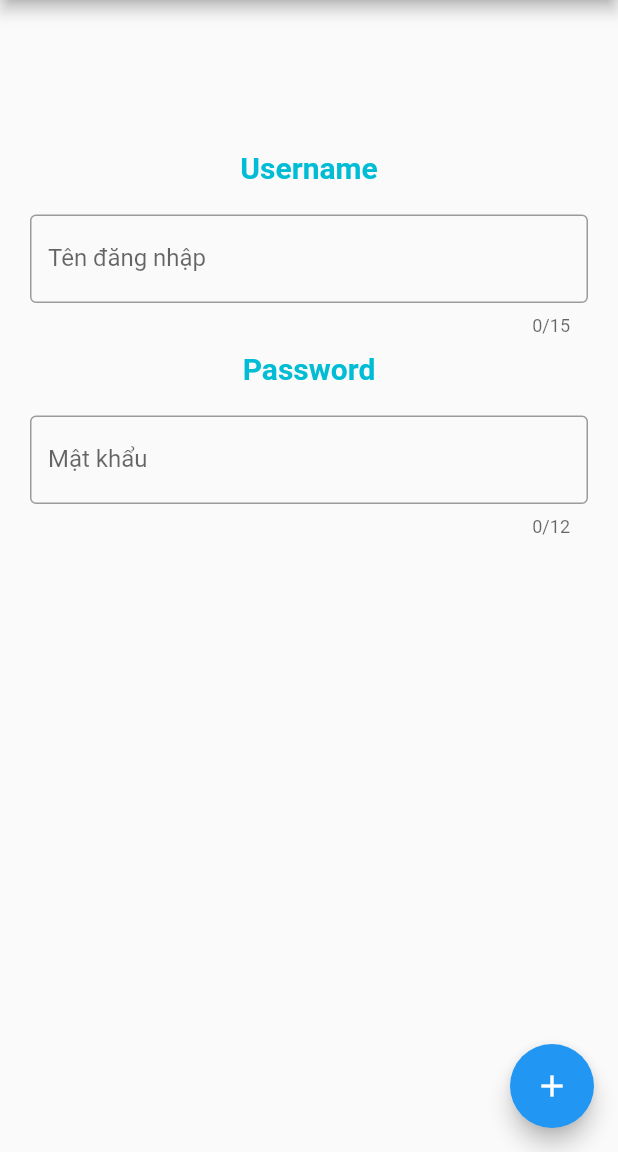
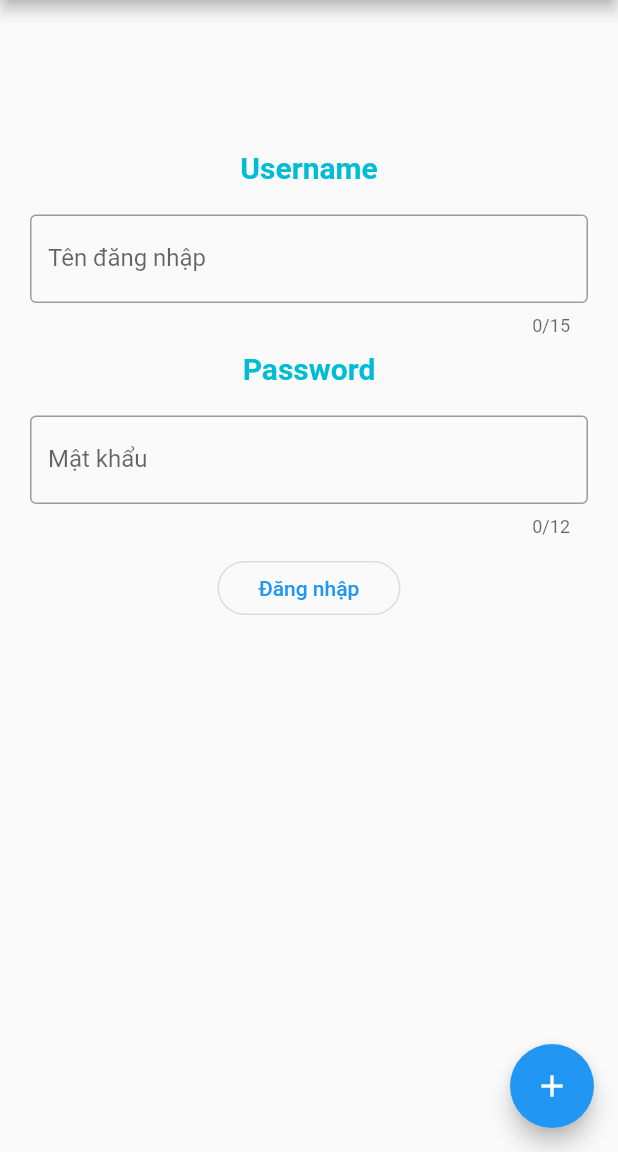
Before and after one commit to HoKhanhDuy-CDTH19PMC/Bai_tap_nhom_lan_1, a Flutter app: the screen it shows after launch, on a phone screen of 412 x 824 dp, the part 84-1236 px from its top. Run offline on Flutter 3.47's test engine with Material 2 defaults, Android fonts, the phone set to English and light mode, and no system bars.

Commit message:
sua lai button

```diff
--- a/lib/main.dart
+++ b/lib/main.dart
@@ -120,6 +120,11 @@ class _MyHomePageState extends State<MyHomePage> {
                  ),
                ),
              ),
+            Container(
+              padding: EdgeInsets.fromLTRB(135, 10, 135, 0),
+              child:OutlinedButton(onPressed: (){}, child: Text('Đăng nhập'),style:OutlinedButton.styleFrom(shape:StadiumBorder(),),),
+            ),
+            //OutlinedButton(onPressed: (){}, child: Text('Đăng nhập'),style:OutlinedButton.styleFrom(shape:StadiumBorder(),),),
            ],
       ),
 
```
